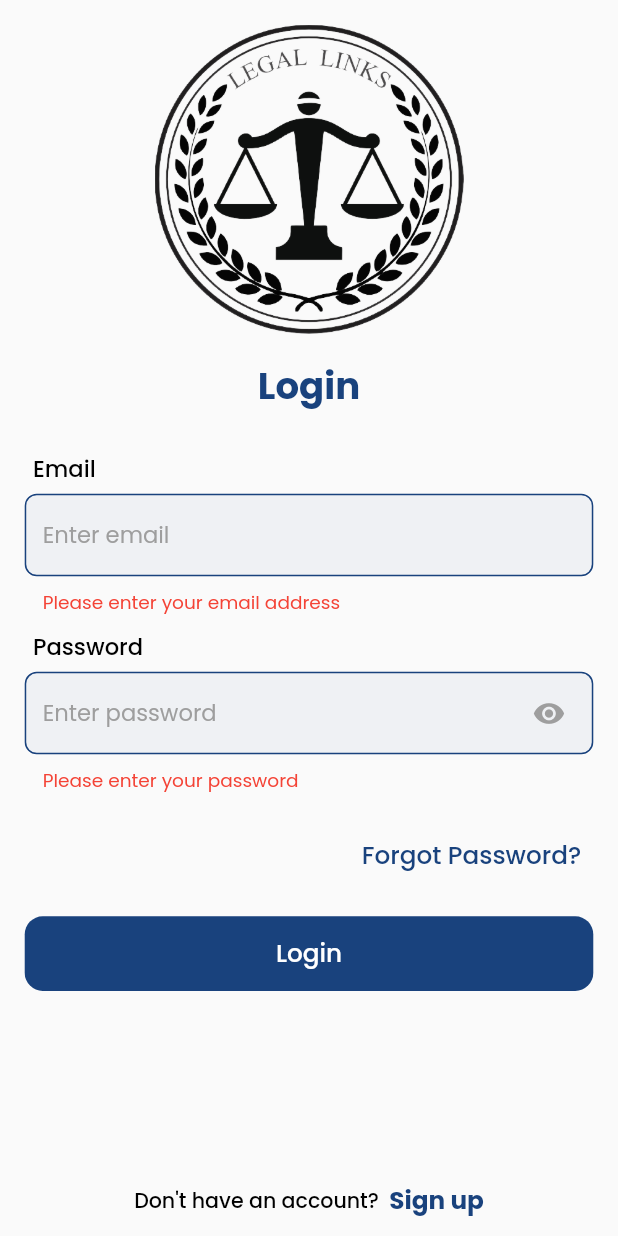
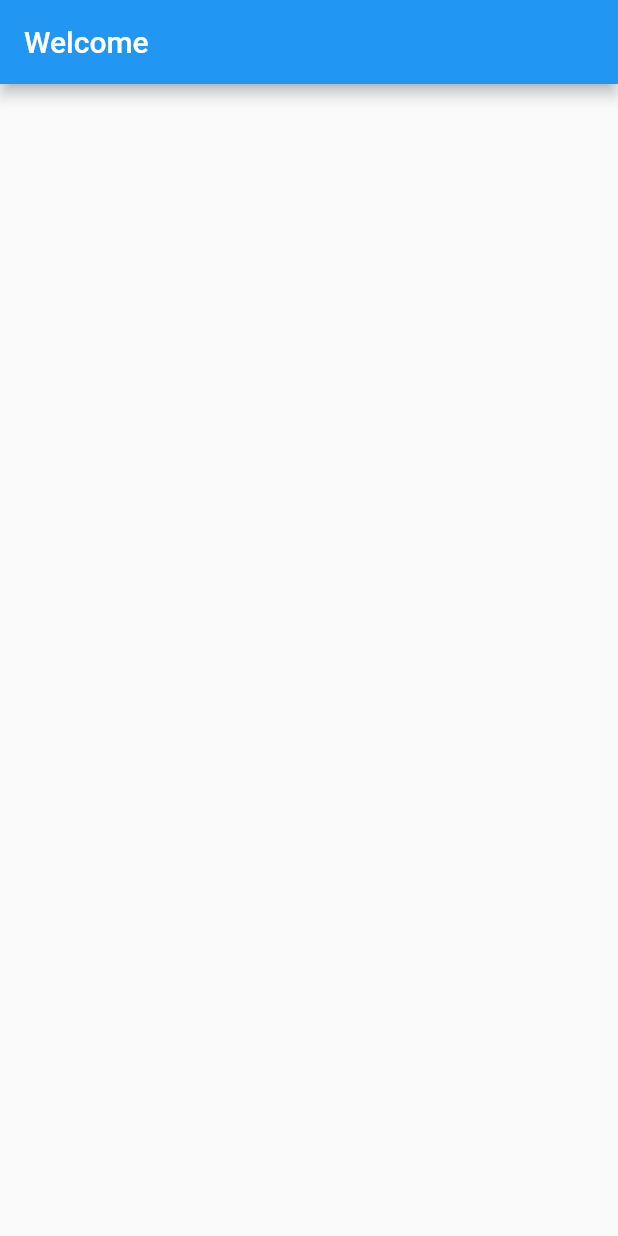
Before and after one commit to NaqashShabbir/legal-links, a Flutter app: the LoginScreen screen opened by its route, after a tap on "Login", on a phone screen of 412 x 824 dp. Run offline on Flutter 3.47's test engine with Material 2 defaults, Android fonts, the phone set to English and light mode, and no system bars; our stand-ins replace bot_toast, get, google_fonts, pin_code_fields, sizer.

```diff
--- a/lib/routes/app_routes.dart
+++ b/lib/routes/app_routes.dart
@@ -1,6 +1,7 @@
 import 'package:get/route_manager.dart';
 import 'package:legal_links_app/src/auth/view/login_screen.dart';
 import 'package:legal_links_app/src/auth/view/signup_screen.dart';
+import 'package:legal_links_app/src/base/view/base_view.dart';
 
 import '../src/landing_page/view/splash_screen.dart';
 
@@ -9,5 +10,6 @@ abstract class AppPages {
     GetPage(name: SplashScreen.route, page: () => const SplashScreen()),
     GetPage(name: LoginScreen.route, page: () => const LoginScreen()),
     GetPage(name: SignupScreen.route, page: () => const SignupScreen()),
+    GetPage(name: BaseView.route, page: () => const BaseView()),
   ];
 }
--- a/lib/src/auth/view/login_screen.dart
+++ b/lib/src/auth/view/login_screen.dart
@@ -3,6 +3,7 @@
 import 'package:flutter/material.dart';
 import 'package:get/get.dart';
 import 'package:legal_links_app/resources/app_images.dart';
+import 'package:legal_links_app/src/base/view/base_view.dart';
 import 'package:provider/provider.dart';
 import 'package:sizer/sizer.dart';
 import '../../../resources/app_colors.dart';
@@ -91,9 +92,7 @@ class _LoginScreenState extends State<LoginScreen> {
                       child: Padding(
                         padding: EdgeInsets.only(right: 8.sp),
                         child: Icon(
-                          ispObscure
-                              ? Icons.visibility_off_rounded
-                              : Icons.remove_red_eye_rounded,
+                          ispObscure ? Icons.visibility_off_rounded : Icons.remove_red_eye_rounded,
                           color: Colors.grey,
                           size: 16.sp,
                         ),
@@ -139,9 +138,7 @@ class _LoginScreenState extends State<LoginScreen> {
                   CustomButton(
                     text: "Login",
                     tap: () async {
-                      if (_formKey.currentState!.validate()) {
-                        // await login(vm);
-                      }
+                      await login(vm);
                     },
                   ),
                   h2,
@@ -162,14 +159,9 @@ class _LoginScreenState extends State<LoginScreen> {
     );
   }
 
-  // Future<void> login(AuthVM vm) async {
-  //   ZBotToast.loadingShow();
-  //   if (true) {
-  //     context.read<RootProvider>().selectedScreenValue = 2;
-  //     context.read<RootProvider>().update();
-  //     Get.offAllNamed(UpdateProfileScreen.route,
-  //         arguments: {"isFromLogin": true});
-  //     ZBotToast.loadingClose();
-  //   }
-  // }
+  Future<void> login(AuthVM vm) async {
+    // if (_formKey.currentState!.validate()) {
+      Get.offAllNamed(BaseView.route);
+    // }
+  }
 }
--- /dev/null
+++ b/lib/src/base/view/base_view.dart
@@ -0,0 +1,21 @@
+import 'package:flutter/material.dart';
+
+class BaseView extends StatefulWidget {
+  static String route = '/BaseView';
+  const BaseView({super.key});
+
+  @override
+  State<BaseView> createState() => _BaseViewState();
+}
+
+class _BaseViewState extends State<BaseView> {
+  @override
+  Widget build(BuildContext context) {
+    return Scaffold(
+      appBar: AppBar(
+        automaticallyImplyLeading: false,
+        title: Text("Welcome"),
+      ),
+    );
+  }
+}
```
Also changed, not shown: lib/src/auth/view/signup_screen.dart (+22 -9 lines).
